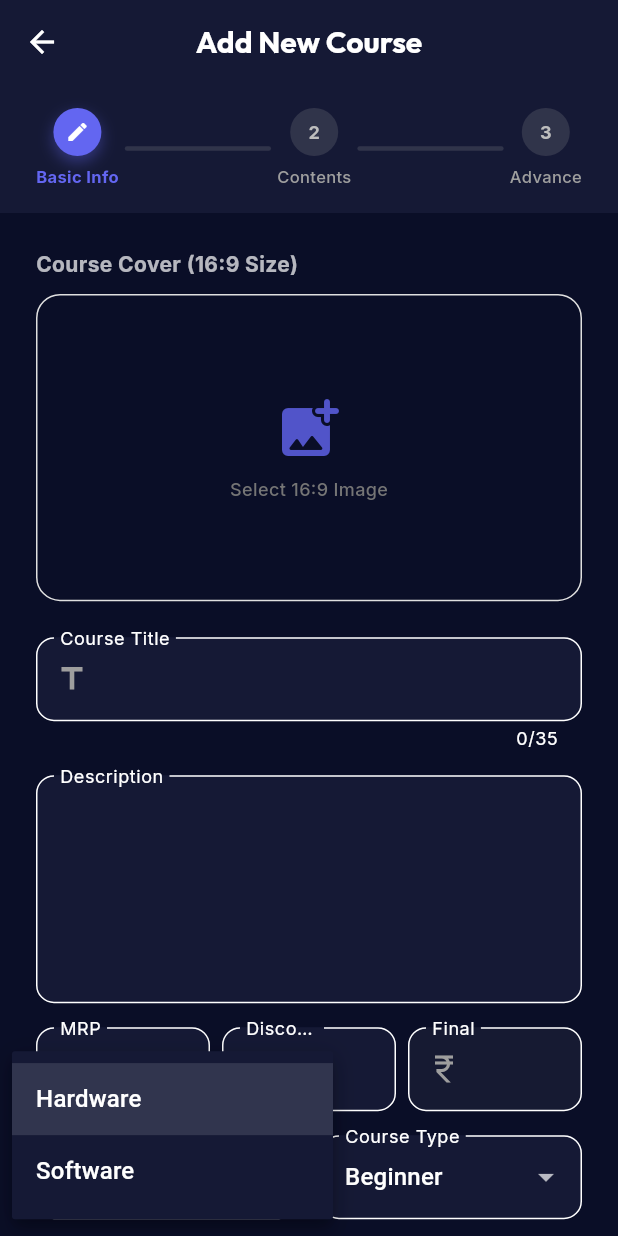
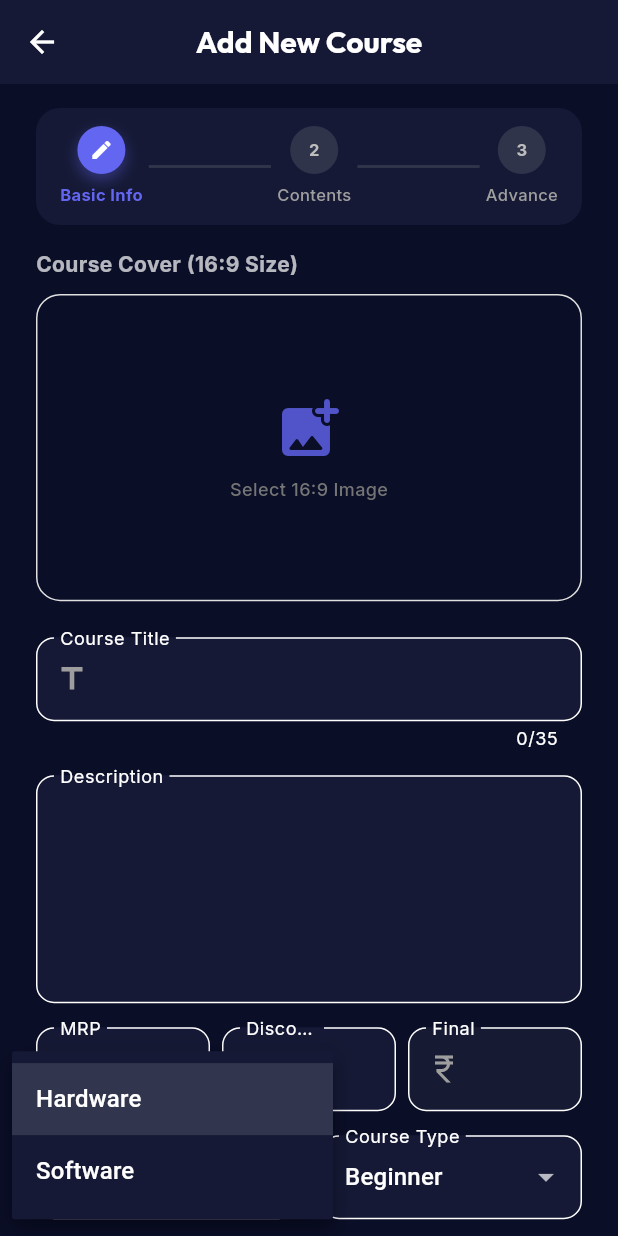
Before and after one commit to pappon1/FLTR_LME_APP, a Flutter app: the AddCourseScreen screen opened directly, after a tap on "Category", on a phone screen of 412 x 824 dp. Run offline on Flutter 3.47's test engine with Material 3 defaults, Android fonts, the phone set to English and light mode, and no system bars; our stand-ins replace cached_network_image, chewie, cloud_firestore, dio, file_picker, firebase_auth and 14 more; accounts and stored records are empty.

Commit message:
UI Polish: Reduced Step Indicator Gap and Adjusted Collapsing Logic

```diff
--- a/lib/screens/courses/add_course_screen.dart
+++ b/lib/screens/courses/add_course_screen.dart
@@ -8,6 +8,7 @@ import '../../models/course_model.dart';
 import '../../providers/dashboard_provider.dart';
 import '../../services/bunny_cdn_service.dart';
 import 'package:flutter_animate/flutter_animate.dart';
+import 'components/collapsing_step_indicator.dart';
 import '../../utils/app_theme.dart';
 import 'dart:convert';
 import 'package:flutter/services.dart';
@@ -235,25 +236,6 @@ class _AddCourseScreenState extends State<AddCourseScreen> {
         key: _formKey,
         child: Column(
           children: [
-            // Step Indicator (Visible only in Normal Mode)
-            AnimatedSize(
-              duration: 300.ms,
-              curve: Curves.easeInOut,
-              alignment: Alignment.topCenter,
-              child: SizedBox(
-                width: double.infinity,
-                child: (!_isDragModeActive && !_isSelectionMode)
-                   ? Container(
-                       padding: const EdgeInsets.symmetric(vertical: 16, horizontal: 24),
-                       decoration: BoxDecoration(
-                         color: Theme.of(context).cardColor,
-                       ),
-                       child: _buildStepIndicator(),
-                     )
-                   : const SizedBox.shrink(),
-              ),
-            ),
-
             Expanded(
               child: PageView(
                 controller: _pageController,
@@ -410,8 +392,16 @@ class _AddCourseScreenState extends State<AddCourseScreen> {
   Widget _buildStep1Basic() {
     return CustomScrollView(
       slivers: [
+        SliverPersistentHeader(
+          delegate: CollapsingStepIndicator(
+            currentStep: 0,
+            isSelectionMode: false,
+            isDragMode: false
+          ),
+          pinned: true,
+        ),
         SliverPadding(
-          padding: const EdgeInsets.all(24),
+          padding: const EdgeInsets.fromLTRB(24, 0, 24, 24),
           sliver: SliverToBoxAdapter(
             child: Column(
               crossAxisAlignment: CrossAxisAlignment.start,
@@ -660,9 +650,45 @@ class _AddCourseScreenState extends State<AddCourseScreen> {
       children: [
         CustomScrollView(
           slivers: [
-            SliverPadding(
-              padding: EdgeInsets.fromLTRB(24, (_isSelectionMode || _isDragModeActive) ? 20 : 72, 24, 24),
-              sliver: _courseContents.isEmpty
+             SliverPersistentHeader(
+               delegate: CollapsingStepIndicator(
+                 currentStep: 1,
+                 isSelectionMode: _isSelectionMode,
+                 isDragMode: _isDragModeActive
+               ),
+               pinned: true,
+             ),
+
+             // Dynamic helper to ensure FAB scrolls with content and doesn't block header
+             if (!_isSelectionMode && !_isDragModeActive)
+               SliverToBoxAdapter(
+                 child: Align(
+                   alignment: Alignment.centerRight,
+                   child: Padding(
+                     padding: const EdgeInsets.only(top: 12, right: 24, bottom: 0),
+                     child: InkWell(
+                        onTap: _showAddContentMenu,
+                        borderRadius: BorderRadius.circular(30),
+                        child: Container(
+                          height: 50,
+                          width: 50,
+                          decoration: BoxDecoration(
+                            color: AppTheme.primaryColor,
+                            shape: BoxShape.circle,
+                            boxShadow: [
+                              BoxShadow(color: AppTheme.primaryColor.withOpacity(0.4), blurRadius: 8, offset: const Offset(0, 4))
+                            ],
+                          ),
+                          child: const Icon(Icons.add, color: Colors.white, size: 28),
+                        ),
+                      ),
+                   ),
+                 ),
+               ),
+
+             SliverPadding(
+               padding: EdgeInsets.fromLTRB(24, (_isSelectionMode || _isDragModeActive) ? 20 : 12, 24, 24),
+               sliver: _courseContents.isEmpty
                   ? SliverToBoxAdapter(
                       child: Container(
                         height: 300,
@@ -800,27 +826,6 @@ class _AddCourseScreenState extends State<AddCourseScreen> {
         ),
 
 
-        if (!_isSelectionMode && !_isDragModeActive)
-            Positioned(
-              top: 12,
-              right: 24,
-              child: InkWell(
-                onTap: _showAddContentMenu,
-                borderRadius: BorderRadius.circular(30),
-                child: Container(
-                  height: 50,
-                  width: 50,
-                  decoration: BoxDecoration(
-                    color: AppTheme.primaryColor,
-                    shape: BoxShape.circle,
-                    boxShadow: [
-                      BoxShadow(color: AppTheme.primaryColor.withOpacity(0.4), blurRadius: 8, offset: const Offset(0, 4))
-                    ],
-                  ),
-                  child: const Icon(Icons.add, color: Colors.white, size: 28),
-                ),
-              ),
-            ),
       ],
     );
   }
@@ -1045,8 +1050,16 @@ class _AddCourseScreenState extends State<AddCourseScreen> {
   Widget _buildStep3Advance() {
     return CustomScrollView(
       slivers: [
+        SliverPersistentHeader(
+          delegate: CollapsingStepIndicator(
+            currentStep: 2,
+            isSelectionMode: false,
+            isDragMode: false
+          ),
+          pinned: true,
+        ),
         SliverPadding(
-          padding: const EdgeInsets.all(24),
+          padding: const EdgeInsets.fromLTRB(24, 24, 24, 24),
           sliver: SliverToBoxAdapter(
             child: Column(
               children: [
--- /dev/null
+++ b/lib/screens/courses/components/collapsing_step_indicator.dart
@@ -0,0 +1,131 @@
+import 'package:flutter/material.dart';
+import '../../../utils/app_theme.dart';
+import 'package:flutter_animate/flutter_animate.dart';
+
+class CollapsingStepIndicator extends SliverPersistentHeaderDelegate {
+  final int currentStep;
+  final bool isSelectionMode;
+  final bool isDragMode;
+
+  CollapsingStepIndicator({
+    required this.currentStep,
+    required this.isSelectionMode,
+    required this.isDragMode,
+  });
+
+  @override
+  Widget build(BuildContext context, double shrinkOffset, bool overlapsContent) {
+    if (isSelectionMode || isDragMode) return const SizedBox.shrink();
+
+    // Calculate collapse progress (0.0 to 1.0)
+    final double progress = (shrinkOffset / (maxExtent - minExtent)).clamp(0.0, 1.0);
+
+    // Animate dimensions based on progress
+    final double cardHeight = 120.0 - (progress * 50); // From 120 to 70
+    final double iconSize = 48.0 - (progress * 24); // From 32 to 20 approx range
+    final double fontSize = 11.0 - (progress * 11.0); // Fade out text completely or shrink? User said "chota hojaye" but maintain visibility. Let's make it 9.
+
+    // User requested "card ki size 4 dp he to flod hoke 2 dp hojaye".
+    // This is metaphorical for "Shrink by half".
+
+    return Container(
+      color: Theme.of(context).scaffoldBackgroundColor, // Match background to hide content behind
+      padding: const EdgeInsets.symmetric(horizontal: 24, vertical: 12),
+      child: Center(
+        child: Container(
+          decoration: BoxDecoration(
+            color: Theme.of(context).cardColor,
+            borderRadius: BorderRadius.circular(16),
+            boxShadow: [
+              BoxShadow(
+                color: Colors.black.withOpacity(0.05),
+                blurRadius: 10,
+                offset: const Offset(0, 4),
+              )
+            ],
+          ),
+          padding: EdgeInsets.symmetric(
+            horizontal: 16,
+            vertical: 12 - (progress * 4) // Reduce padding slightly
+          ),
+          child: Row(
+            mainAxisAlignment: MainAxisAlignment.spaceBetween,
+            children: [
+              _buildStepCircle(0, 'Basic Info', progress),
+              _buildStepLine(0, progress),
+              _buildStepCircle(1, 'Contents', progress),
+              _buildStepLine(1, progress),
+              _buildStepCircle(2, 'Advance', progress),
+            ],
+          ),
+        ),
+      ),
+    );
+  }
+
+  Widget _buildStepCircle(int step, String label, double progress) {
+    bool isActive = currentStep >= step;
+    bool isCurrent = currentStep == step;
+
+    // Scale down Size
+    double size = 32.0 - (progress * 10); // 32 -> 22
+    double iconScale = 16.0 - (progress * 4); // 16 -> 12
+    double fontSize = 11.0 - (progress * 3); // 11 -> 8
+
+    return Column(
+      mainAxisSize: MainAxisSize.min,
+      mainAxisAlignment: MainAxisAlignment.center,
+      children: [
+        AnimatedContainer(
+          duration: 100.ms,
+          height: size,
+          width: size,
+          decoration: BoxDecoration(
+            color: isActive ? AppTheme.primaryColor : Colors.grey.withOpacity(0.2),
+            shape: BoxShape.circle,
+            boxShadow: isActive ? [BoxShadow(color: AppTheme.primaryColor.withOpacity(0.4), blurRadius: 8, offset: const Offset(0, 4))] : [],
+          ),
+          child: Center(
+            child: isCurrent
+              ? Icon(Icons.edit, size: iconScale, color: Colors.white)
+              : isActive ? Icon(Icons.check, size: iconScale, color: Colors.white) : Text('${step + 1}', style: TextStyle(fontSize: fontSize, fontWeight: FontWeight.bold, color: Colors.grey.shade400)),
+          ),
+        ),
+        if (progress < 0.6) ...[
+          SizedBox(height: 6 - (progress * 6)),
+          Opacity(
+              opacity: (1.0 - progress * 1.5).clamp(0.0, 1.0),
+              child: Text(label, style: TextStyle(
+                fontSize: fontSize,
+                color: isActive ? AppTheme.primaryColor : Colors.grey.shade500,
+                fontWeight: isActive ? FontWeight.bold : FontWeight.w500,
+              )),
+          ),
+        ]
+      ],
+    );
+  }
+
+  Widget _buildStepLine(int step, double progress) {
+    return Expanded(
+      child: Container(
+        height: 2,
+        color: currentStep > step ? AppTheme.primaryColor : Colors.grey.withOpacity(0.2),
+        margin: const EdgeInsets.symmetric(horizontal: 4),
+      ),
+    );
+  }
+
+  @override
+  double get maxExtent => 110.0; // Normal Height
+
+  @override
+  double get minExtent => 70.0; // Collapsed Height
+
+  @override
+  bool shouldRebuild(covariant CollapsingStepIndicator oldDelegate) {
+    return oldDelegate.currentStep != currentStep ||
+           oldDelegate.isSelectionMode != isSelectionMode ||
+           oldDelegate.isDragMode != isDragMode;
+  }
+}
```
